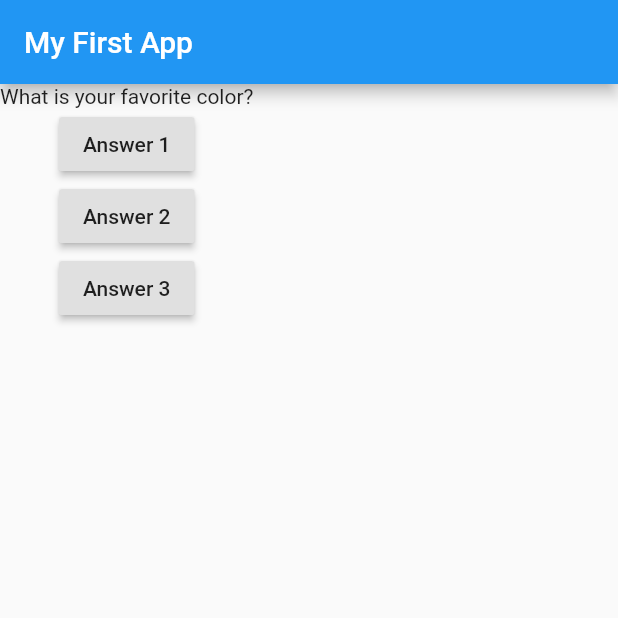
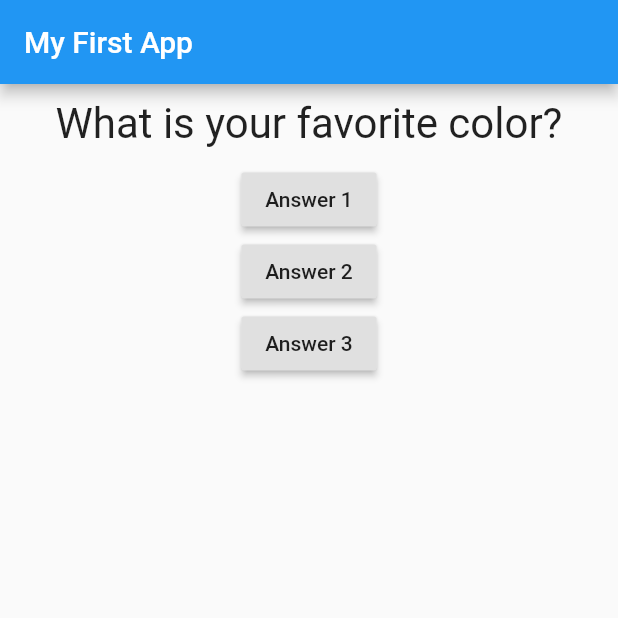
Before and after one commit to AlphaDecodeX/QuizApp, a Flutter app: the screen it shows after launch, on a phone screen of 412 x 824 dp, the top half of it. Run offline on Flutter 3.47's test engine with Material 2 defaults, Android fonts, the phone set to English and light mode, and no system bars.

Commit message:
Layout with Objects and Custom Widgets

```diff
--- a/lib/question.dart
+++ b/lib/question.dart
@@ -1,13 +1,20 @@
 import 'package:flutter/material.dart';
 
 class Question extends StatelessWidget {
-  String questionText;
+  final String questionText; //Will not be able to change the Text
 
   Question(this.questionText);
   // First Argument == questionText (Positional Argument not a named one)
   // {First Argument} == named argument.
   @override
   Widget build(BuildContext context) {
-    return Text(questionText);
+    return Container(
+        width: double.infinity,
+        margin: EdgeInsets.all(10),
+        child: Text(
+          questionText,
+          style: TextStyle(fontSize: 28),
+          textAlign: TextAlign.center,
+        ));
   }
 }
```
